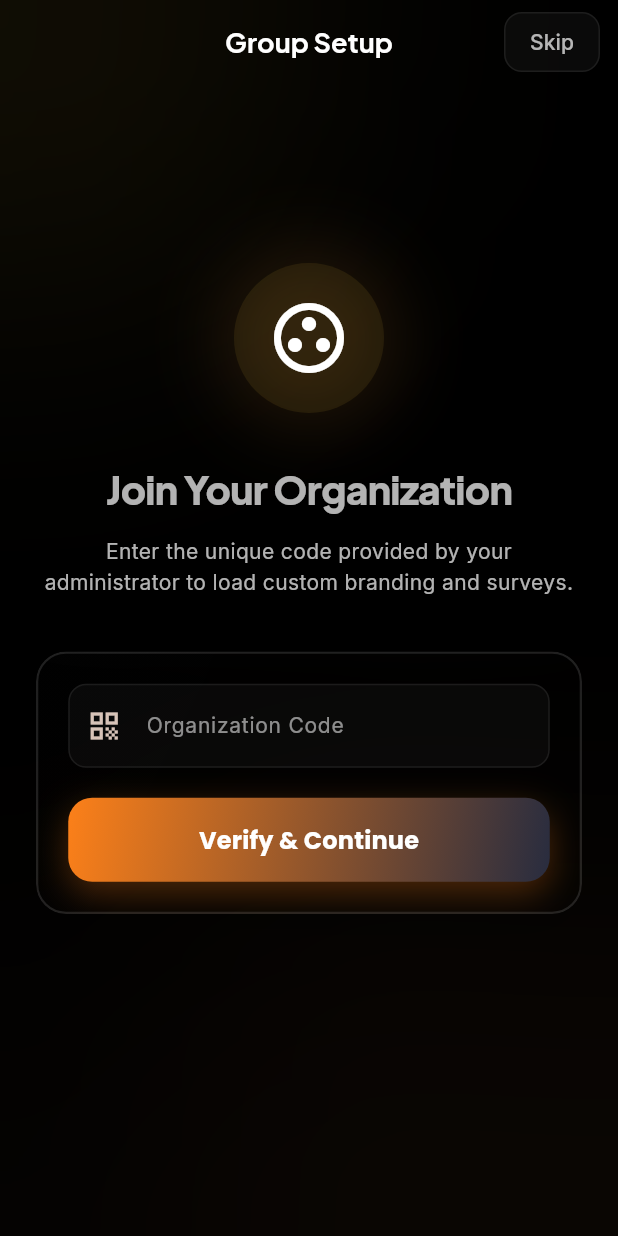
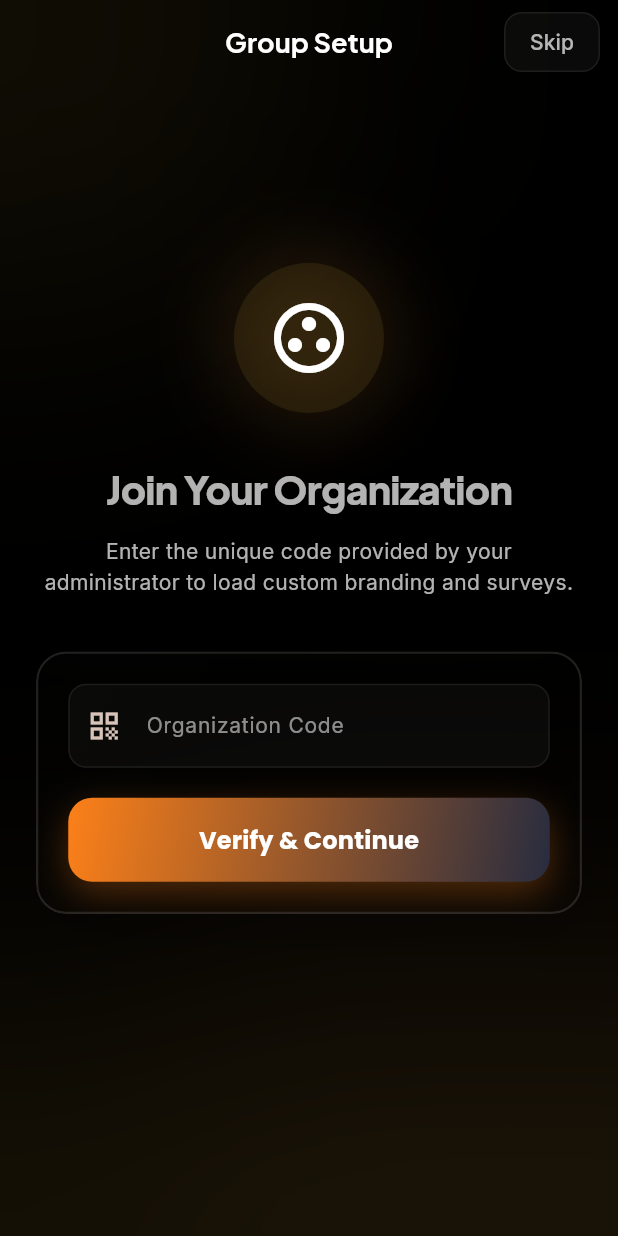
Before and after one commit to gauravtiwarincc/CommunitySurvey, a Flutter app: the screen it shows after launch, on a phone screen of 412 x 824 dp. Run offline on Flutter 3.47's test engine with Material 3 defaults, Android fonts, the phone set to English and light mode, and no system bars; our stand-ins replace dio, flutter_colorpicker, flutter_riverpod, flutter_secure_storage, google_fonts, share_plus and 1 more; accounts and stored records are empty.

Commit message:
UI: Add bottom light rays effect for liquid glass feel

```diff
--- a/flutter_app/lib/core/theme/premium_theme.dart
+++ b/flutter_app/lib/core/theme/premium_theme.dart
@@ -178,6 +178,27 @@ class PremiumMeshBackground extends StatelessWidget {
             ),
           ),
         ),
+        // Light Rays from bottom effect (Liquid Glass Enhancement)
+        Positioned(
+          bottom: 0,
+          left: 0,
+          right: 0,
+          height: 350,
+          child: Container(
+            decoration: BoxDecoration(
+              gradient: LinearGradient(
+                begin: Alignment.bottomCenter,
+                end: Alignment.topCenter,
+                colors: [
+                  primary.withOpacity(0.12), // Stronger glow at the very bottom
+                  primary.withOpacity(0.03),
+                  Colors.transparent,
+                ],
+                stops: const [0.0, 0.4, 1.0],
+              ),
+            ),
+          ),
+        ),
         // Heavy Blur layer to create the mesh effect
         Positioned.fill(
           child: BackdropFilter(
```
